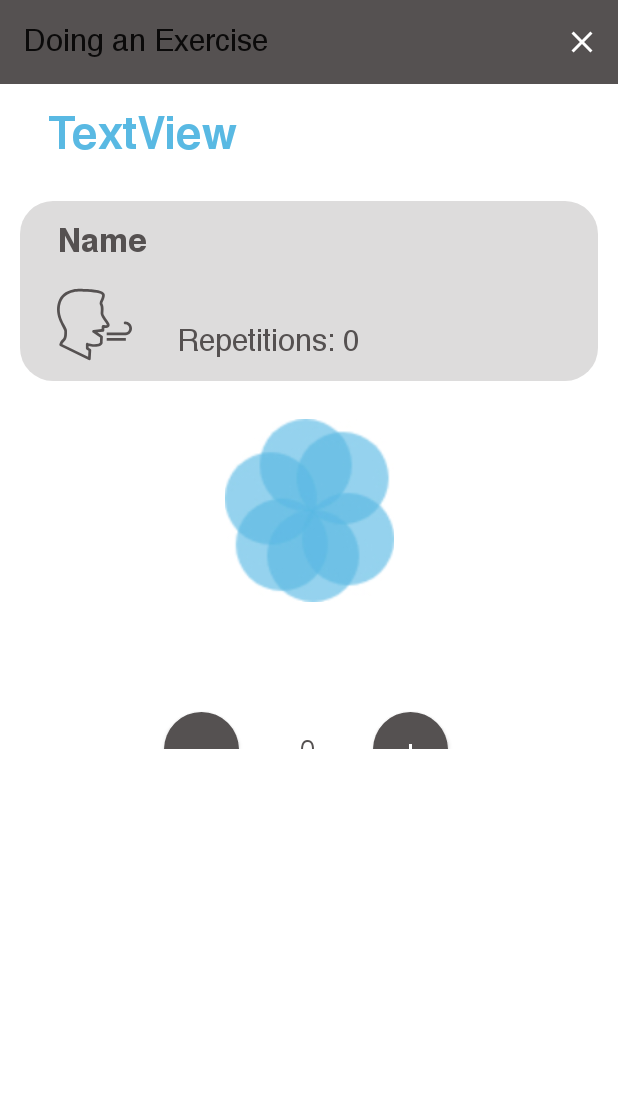
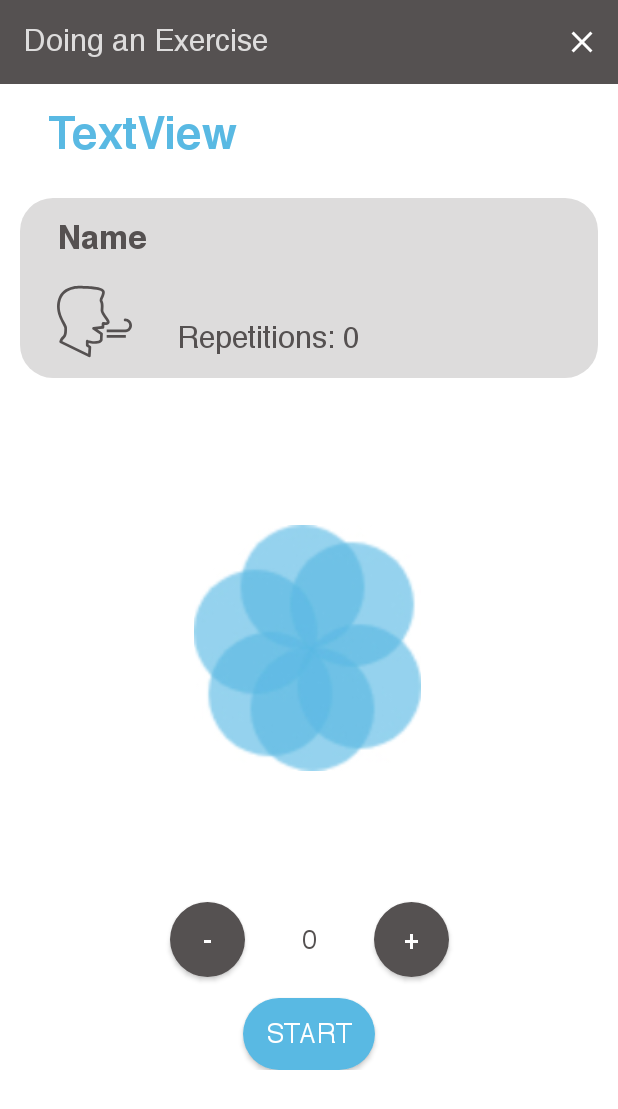
Before and after one commit to afonsoc12/CM_Project, an Android app: the fragment BreathingExerciseFragment placed in its activity, on a phone screen of 412 x 824 dp. Shown: the top 1109 px of the screen. Run offline under Robolectric (Android 15) with nearby library versions, the phone set to English and light mode, and no system bars; libraries missing offline, so code that uses them is left out: com.github.florent37.viewanimator; 8 statements that could not run were skipped.

Commit message:
#15 - Breathe layout improved, other minor tweaks

```diff
--- a/physio2go/app/src/main/res/layout/activity_do_exercise.xml
+++ b/physio2go/app/src/main/res/layout/activity_do_exercise.xml
@@ -1,7 +1,6 @@
 <?xml version="1.0" encoding="utf-8"?>
 <androidx.constraintlayout.widget.ConstraintLayout xmlns:android="http://schemas.android.com/apk/res/android"
     xmlns:app="http://schemas.android.com/apk/res-auto"
-    xmlns:tools="http://schemas.android.com/tools"
     android:layout_width="match_parent"
     android:id="@+id/do_exercise_activity"
     android:layout_height="match_parent"
@@ -14,38 +13,35 @@
         android:layout_height="wrap_content"
         app:layout_constraintBottom_toBottomOf="parent"
         app:layout_constraintEnd_toEndOf="parent"
-        app:layout_constraintStart_toStartOf="parent"
-        app:layout_constraintTop_toBottomOf="@+id/fragment_list_placeholder" />
+        app:layout_constraintStart_toStartOf="parent" />
 
     <TextView
         android:id="@+id/finish_ex_tv"
         android:layout_width="wrap_content"
         android:layout_height="wrap_content"
-        android:layout_marginTop="16dp"
+        android:layout_marginBottom="8dp"
         android:fontFamily="@font/helvetica_bold"
         android:text="TextView"
         android:textColor="@color/gray"
         android:textSize="22dp"
+        app:layout_constraintBottom_toTopOf="@+id/next_ex_btn"
         app:layout_constraintEnd_toEndOf="parent"
-        app:layout_constraintStart_toStartOf="parent"
-        app:layout_constraintTop_toBottomOf="@+id/fragment_list_placeholder" />
+        app:layout_constraintStart_toStartOf="parent" />
 
     <Button
         android:id="@+id/next_ex_btn"
         android:layout_width="152dp"
         android:layout_height="42dp"
-        android:layout_marginTop="16dp"
+        android:layout_marginBottom="16dp"
         android:background="@drawable/button"
         android:fontFamily="@font/helvetica"
         android:text="Button"
         android:textColor="@color/white"
         android:textSize="28dp"
         android:visibility="visible"
-        app:layout_constraintBottom_toBottomOf="parent"
+        app:layout_constraintBottom_toTopOf="@+id/spin_finish_ex_pb"
         app:layout_constraintEnd_toEndOf="parent"
-        app:layout_constraintStart_toStartOf="parent"
-        app:layout_constraintTop_toBottomOf="@+id/finish_ex_tv"
-        app:layout_constraintVertical_bias="0.0" />
+        app:layout_constraintStart_toStartOf="parent" />
 
     <androidx.appcompat.widget.Toolbar
         android:id="@+id/toolbar"
@@ -53,15 +49,18 @@
         android:layout_height="?attr/actionBarSize"
         android:background="@color/gray"
         android:theme="@style/Theme.AppCompat.Light.NoActionBar"
-        app:layout_constraintTop_toTopOf="parent" />
+        app:layout_constraintTop_toTopOf="parent"
+        app:titleTextColor="@color/lightGray" />
 
     <FrameLayout
         android:id="@+id/fragment_list_placeholder"
-        android:layout_width="match_parent"
-        android:layout_height="375dp"
-        android:layout_marginTop="10dp"
-        app:layout_constraintBottom_toBottomOf="parent"
+        android:layout_width="0dp"
+        android:layout_height="0dp"
+        android:layout_marginTop="8dp"
+        android:layout_marginBottom="8dp"
+        app:layout_constraintBottom_toTopOf="@+id/finish_ex_tv"
         app:layout_constraintEnd_toEndOf="parent"
+        app:layout_constraintHorizontal_bias="0.0"
         app:layout_constraintStart_toStartOf="parent"
         app:layout_constraintTop_toBottomOf="@+id/plan_name_tv"
         app:layout_constraintVertical_bias="0.0" />
--- a/physio2go/app/src/main/res/layout/fragment_arm_leg_exercise.xml
+++ b/physio2go/app/src/main/res/layout/fragment_arm_leg_exercise.xml
@@ -3,7 +3,7 @@
     xmlns:app="http://schemas.android.com/apk/res-auto"
     android:id="@+id/armLayout"
     android:layout_width="match_parent"
-    android:layout_height="375dp"
+    android:layout_height="match_parent"
     android:background="@color/white"
     android:orientation="vertical">
 
@@ -77,48 +77,40 @@
         style="@android:style/Widget.ProgressBar.Horizontal"
         android:layout_width="120dp"
         android:layout_height="30dp"
-        android:layout_marginTop="75dp"
         android:progressBackgroundTint="@color/gray"
         android:progressTint="@color/blue"
         android:rotation="270"
-        app:layout_constraintBottom_toBottomOf="parent"
+        app:layout_constraintBottom_toTopOf="@+id/total_reps_tv"
         app:layout_constraintEnd_toEndOf="parent"
         app:layout_constraintStart_toStartOf="parent"
-        app:layout_constraintTop_toBottomOf="@+id/constraintLayout"
-        app:layout_constraintVertical_bias="0.0" />
+        app:layout_constraintTop_toBottomOf="@+id/constraintLayout" />
 
     <TextView
         android:id="@+id/reps_done_tv"
         android:layout_width="wrap_content"
         android:layout_height="wrap_content"
-        android:layout_marginTop="85dp"
         android:layout_marginEnd="6dp"
         android:fontFamily="@font/helvetica_bold"
         android:text="8"
         android:textColor="@color/gray"
         android:textSize="45dp"
-        app:layout_constraintBottom_toBottomOf="parent"
+        app:layout_constraintBottom_toBottomOf="@+id/total_reps_tv"
         app:layout_constraintEnd_toStartOf="@+id/total_reps_tv"
         app:layout_constraintHorizontal_bias="1.0"
-        app:layout_constraintStart_toStartOf="parent"
-        app:layout_constraintTop_toBottomOf="@+id/doing_ex_pb"
-        app:layout_constraintVertical_bias="0.0" />
+        app:layout_constraintStart_toStartOf="parent" />
 
     <TextView
         android:id="@+id/total_reps_tv"
         android:layout_width="wrap_content"
         android:layout_height="wrap_content"
-        android:layout_marginTop="70dp"
         android:fontFamily="@font/helvetica_bold"
         android:text="/5"
         android:textColor="@color/blue"
         android:textSize="60dp"
         app:layout_constraintBottom_toBottomOf="parent"
         app:layout_constraintEnd_toEndOf="parent"
-        app:layout_constraintHorizontal_bias="0.57"
-        app:layout_constraintStart_toStartOf="parent"
-        app:layout_constraintTop_toBottomOf="@+id/doing_ex_pb"
-        app:layout_constraintVertical_bias="0.0" />
+        app:layout_constraintHorizontal_bias="0.56"
+        app:layout_constraintStart_toStartOf="parent" />
 
 
 </androidx.constraintlayout.widget.ConstraintLayout>
--- a/physio2go/app/src/main/res/layout/fragment_breathe_exercise.xml
+++ b/physio2go/app/src/main/res/layout/fragment_breathe_exercise.xml
@@ -2,9 +2,9 @@
     xmlns:app="http://schemas.android.com/apk/res-auto"
     xmlns:tools="http://schemas.android.com/tools"
     android:id="@+id/breath"
+    android:layout_width="match_parent"
+    android:layout_height="match_parent"
     android:background="@color/white"
-    android:layout_width="match_parent"
-    android:layout_height="375dp"
     tools:context=".MainActivity.MainActivity">
 
     <androidx.constraintlayout.widget.ConstraintLayout
@@ -73,11 +73,12 @@
 
     <ImageView
         android:id="@+id/imageView"
-        android:layout_width="143dp"
-        android:layout_height="122dp"
-        android:layout_marginTop="25dp"
+        android:layout_width="162dp"
+        android:layout_height="164dp"
         android:visibility="gone"
+        app:layout_constraintBottom_toTopOf="@+id/total_reps_tv"
         app:layout_constraintEnd_toEndOf="parent"
+        app:layout_constraintHorizontal_bias="0.497"
         app:layout_constraintStart_toStartOf="parent"
         app:layout_constraintTop_toBottomOf="@+id/constraintLayout"
         app:srcCompat="@drawable/circles" />
@@ -86,34 +87,31 @@
         android:id="@+id/reps_done_tv"
         android:layout_width="wrap_content"
         android:layout_height="wrap_content"
-        android:layout_marginTop="193dp"
         android:layout_marginEnd="6dp"
         android:fontFamily="@font/helvetica_bold"
         android:text="8"
-        android:visibility="gone"
         android:textColor="@color/gray"
         android:textSize="45dp"
-        app:layout_constraintBottom_toBottomOf="parent"
+        android:visibility="gone"
+        app:layout_constraintBottom_toBottomOf="@+id/total_reps_tv"
         app:layout_constraintEnd_toStartOf="@+id/total_reps_tv"
         app:layout_constraintHorizontal_bias="1.0"
-        app:layout_constraintStart_toStartOf="parent"
-        app:layout_constraintTop_toBottomOf="@+id/constraintLayout" />
+        app:layout_constraintStart_toStartOf="parent" />
 
     <TextView
         android:id="@+id/total_reps_tv"
         android:layout_width="wrap_content"
         android:layout_height="wrap_content"
-        android:layout_marginTop="176dp"
+        android:layout_marginBottom="24dp"
         android:fontFamily="@font/helvetica_bold"
         android:text="/5"
-        android:visibility="gone"
         android:textColor="@color/blue"
         android:textSize="60dp"
-        app:layout_constraintBottom_toBottomOf="parent"
+        android:visibility="gone"
+        app:layout_constraintBottom_toTopOf="@+id/n_breathe"
         app:layout_constraintEnd_toEndOf="parent"
-        app:layout_constraintHorizontal_bias="0.57"
-        app:layout_constraintStart_toStartOf="parent"
-        app:layout_constraintTop_toBottomOf="@+id/constraintLayout" />
+        app:layout_constraintHorizontal_bias="0.56"
+        app:layout_constraintStart_toStartOf="parent" />
 
 
     <Button
@@ -126,10 +124,7 @@
         android:textColor="@color/white"
         app:layout_constraintBottom_toBottomOf="parent"
         app:layout_constraintEnd_toEndOf="parent"
-        app:layout_constraintHorizontal_bias="0.498"
-        app:layout_constraintStart_toStartOf="parent"
-        app:layout_constraintTop_toBottomOf="@+id/n_breathe"
-        app:layout_constraintVertical_bias="0.7" />
+        app:layout_constraintStart_toStartOf="parent" />
 
     <Button
         android:id="@+id/plus_btn"
@@ -141,7 +136,7 @@
         android:textColor="@color/white"
         app:layout_constraintBaseline_toBaselineOf="@+id/n_breathe"
         app:layout_constraintEnd_toEndOf="parent"
-        app:layout_constraintHorizontal_bias="0.253"
+        app:layout_constraintHorizontal_bias="0.25"
         app:layout_constraintStart_toEndOf="@+id/n_breathe" />
 
     <Button
@@ -154,20 +149,19 @@
         android:textColor="@color/white"
         app:layout_constraintBaseline_toBaselineOf="@+id/n_breathe"
         app:layout_constraintEnd_toStartOf="@+id/n_breathe"
-        app:layout_constraintHorizontal_bias="0.728"
+        app:layout_constraintHorizontal_bias="0.75"
         app:layout_constraintStart_toStartOf="parent" />
 
     <TextView
         android:id="@+id/n_breathe"
         android:layout_width="wrap_content"
         android:layout_height="wrap_content"
-        android:layout_marginTop="84dp"
+        android:layout_marginBottom="24dp"
         android:fontFamily="@font/helvetica"
         android:text="0"
         android:textColor="@color/gray"
+        app:layout_constraintBottom_toTopOf="@+id/start_btn"
         app:layout_constraintEnd_toEndOf="parent"
-        app:layout_constraintHorizontal_bias="0.498"
-        app:layout_constraintStart_toStartOf="parent"
-        app:layout_constraintTop_toBottomOf="@+id/imageView" />
+        app:layout_constraintStart_toStartOf="parent" />
 
 </androidx.constraintlayout.widget.ConstraintLayout>
--- a/physio2go/app/src/main/res/layout/fragment_list_plan_exercises.xml
+++ b/physio2go/app/src/main/res/layout/fragment_list_plan_exercises.xml
@@ -1,7 +1,6 @@
 <?xml version="1.0" encoding="utf-8"?>
 <androidx.constraintlayout.widget.ConstraintLayout xmlns:android="http://schemas.android.com/apk/res/android"
     xmlns:app="http://schemas.android.com/apk/res-auto"
-    xmlns:tools="http://schemas.android.com/tools"
     android:layout_width="match_parent"
     android:layout_height="match_parent"
     android:background="@color/white"
@@ -28,7 +27,7 @@
         android:id="@+id/start_btn"
         android:layout_width="152dp"
         android:layout_height="42dp"
-        android:layout_marginBottom="15dp"
+        android:layout_marginBottom="16dp"
         android:background="@drawable/button"
         android:fontFamily="@font/helvetica"
         android:text="START"
```
